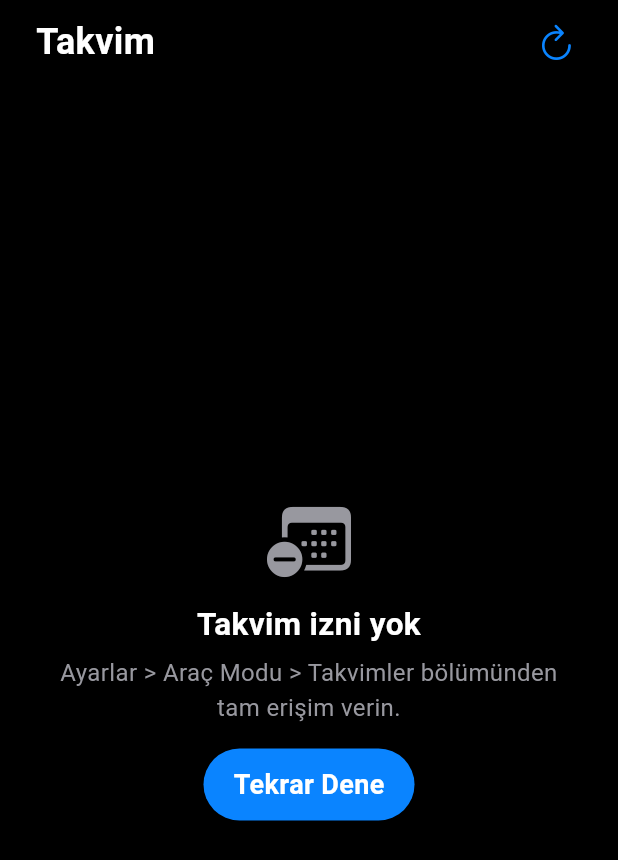
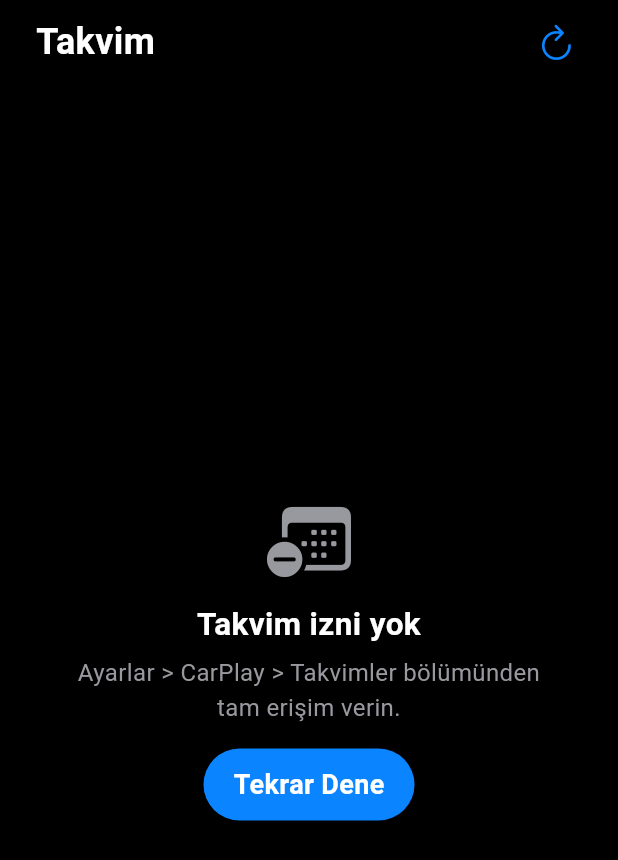
Before and after one commit to yyaasiiinn/arac-modu, a Flutter app: the CalendarScreen widget shown alone on an empty page, opened directly, on a phone screen of 412 x 824 dp. Shown: the top 860 px of the screen. Run offline on Flutter 3.47's test engine with Material 3 defaults, Android fonts, the phone set to English and light mode, and no system bars; our stand-ins replace battery_plus, connectivity_plus, cupertino_ui, flutter_contacts, flutter_map, flutter_tts and 10 more; missing offline and left inert: device_calendar, spotify_sdk, webview_flutter_wkwebview; accounts and stored records are empty; statements that could not run were skipped.

Commit message:
Yeni logo ve uygulama adı: CarPlay
Co-Authored-By: Claude Opus 5.5 <noreply@anthropic.com>
Claude-Session: https://claude.ai/code/session_01LsgLuHEUzeV5kQmEEZM67Y

```diff
--- a/lib/core/nav_apps.dart
+++ b/lib/core/nav_apps.dart
@@ -22,7 +22,7 @@ class NavAppInfo {
 }
 
 final navApps = <NavAppInfo>[
-  NavAppInfo('internal', 'Araç Modu', CupertinoIcons.location_north_fill, CP.blue, null, null),
+  NavAppInfo('internal', 'CarPlay', CupertinoIcons.location_north_fill, CP.blue, null, null),
   NavAppInfo('apple', 'Apple Haritalar', CupertinoIcons.map_fill, CP.green, 'maps://',
       (p) => 'maps://?daddr=${p.lat},${p.lon}&dirflg=d'),
   NavAppInfo('google', 'Google Maps', CupertinoIcons.map_pin_ellipse, const Color(0xFF34A853), 'comgooglemaps://',
@@ -56,7 +56,7 @@ Future<List<NavAppInfo>> installedNavApps() async {
 }
 
 /// Hedefe gitmeyi Ayarlar'daki tercihe göre başlatır:
-/// Araç Modu navigasyonu, seçilen uygulama ya da her seferinde sorarak.
+/// CarPlay navigasyonu, seçilen uygulama ya da her seferinde sorarak.
 Future<void> startNavigation(Place dest, {String? appId}) async {
   final id = appId ?? AppState.I.navApp;
   if (id == 'ask') {
@@ -80,7 +80,7 @@ Future<void> startNavigation(Place dest, {String? appId}) async {
   NavController.I.stop();
   final ok = await AppState.I.launchUrlString(app.url!(dest));
   if (!ok) {
-    AppState.I.toast('${app.name} açılamadı, Araç Modu ile devam ediliyor');
+    AppState.I.toast('${app.name} açılamadı, CarPlay ile devam ediliyor');
     await NavController.I.navigateTo(dest);
   }
 }
--- a/lib/core/spotify_service.dart
+++ b/lib/core/spotify_service.dart
@@ -119,7 +119,7 @@ class SpotifyService extends ChangeNotifier {
         redirectUrl: redirectUrl,
         accessToken: _token,
         scope: _scope,
-        playerName: 'Araç Modu',
+        playerName: 'CarPlay',
       );
       if (connected) _subscribe();
     } on PlatformException catch (e) {
--- a/lib/main.dart
+++ b/lib/main.dart
@@ -68,7 +68,7 @@ class _CarModeAppState extends State<CarModeApp> with WidgetsBindingObserver {
     return ListenableBuilder(
       listenable: AppState.I,
       builder: (context, _) => MaterialApp(
-        title: 'Araç Modu',
+        title: 'CarPlay',
         debugShowCheckedModeBanner: false,
         scaffoldMessengerKey: AppState.messengerKey,
         navigatorKey: AppState.navigatorKey,
--- a/lib/ui/screens/calendar_screen.dart
+++ b/lib/ui/screens/calendar_screen.dart
@@ -63,7 +63,7 @@ class _CalendarScreenState extends State<CalendarScreen> {
           body = EmptyState(
             icon: CupertinoIcons.calendar_badge_minus,
             title: 'Takvim izni yok',
-            message: 'Ayarlar > Araç Modu > Takvimler bölümünden tam erişim verin.',
+            message: 'Ayarlar > CarPlay > Takvimler bölümünden tam erişim verin.',
             action: 'Tekrar Dene',
             onAction: () => repo.load(force: true),
           );
--- a/lib/ui/screens/music_screen.dart
+++ b/lib/ui/screens/music_screen.dart
@@ -94,7 +94,7 @@ class _MusicScreenState extends State<MusicScreen> {
                 child: Text(
                   m.authorized
                       ? 'Kitaplıkta çalma listesi yok.'
-                      : 'Müzik kitaplığına izin verilmedi. Ayarlar > Araç Modu > Medya ve Apple Music.',
+                      : 'Müzik kitaplığına izin verilmedi. Ayarlar > CarPlay > Medya ve Apple Music.',
                   style: TextStyle(color: p.subtext, fontSize: 16),
                 ),
               ),
--- a/lib/ui/screens/phone_screen.dart
+++ b/lib/ui/screens/phone_screen.dart
@@ -179,7 +179,7 @@ class _PhoneScreenState extends State<PhoneScreen> {
       return EmptyState(
         icon: CupertinoIcons.person_crop_circle_badge_xmark,
         title: 'Rehber izni yok',
-        message: 'Ayarlar > Araç Modu > Kişiler bölümünden izin verin.',
+        message: 'Ayarlar > CarPlay > Kişiler bölümünden izin verin.',
         action: 'Tekrar Dene',
         onAction: () => repo.load(force: true),
       );
--- a/lib/ui/screens/settings_screen.dart
+++ b/lib/ui/screens/settings_screen.dart
@@ -207,8 +207,11 @@ class _SettingsScreenState extends State<SettingsScreen> {
                 _section('HAKKINDA'),
                 _group([
                   CarRow(
-                    leading: _icon(CupertinoIcons.info_circle_fill, CP.gray),
-                    title: 'Araç Modu 1.0',
+                    leading: ClipRRect(
+                      borderRadius: BorderRadius.circular(8),
+                      child: Image.asset('assets/app_icon.png', width: 34, height: 34),
+                    ),
+                    title: 'CarPlay 1.0',
                     subtitle: 'Harita: © OpenStreetMap katkıcıları · Rota: OSRM',
                   ),
                 ]),
--- a/pubspec.yaml
+++ b/pubspec.yaml
@@ -81,6 +81,7 @@ flutter:
   uses-material-design: true
   assets:
     - assets/keep_going.jpg
+    - assets/app_icon.png
 
   # To add assets to your application, add an assets section, like this:
   # assets:
```
Also changed, not shown: assets/app_icon.png (added), 31 other files.
